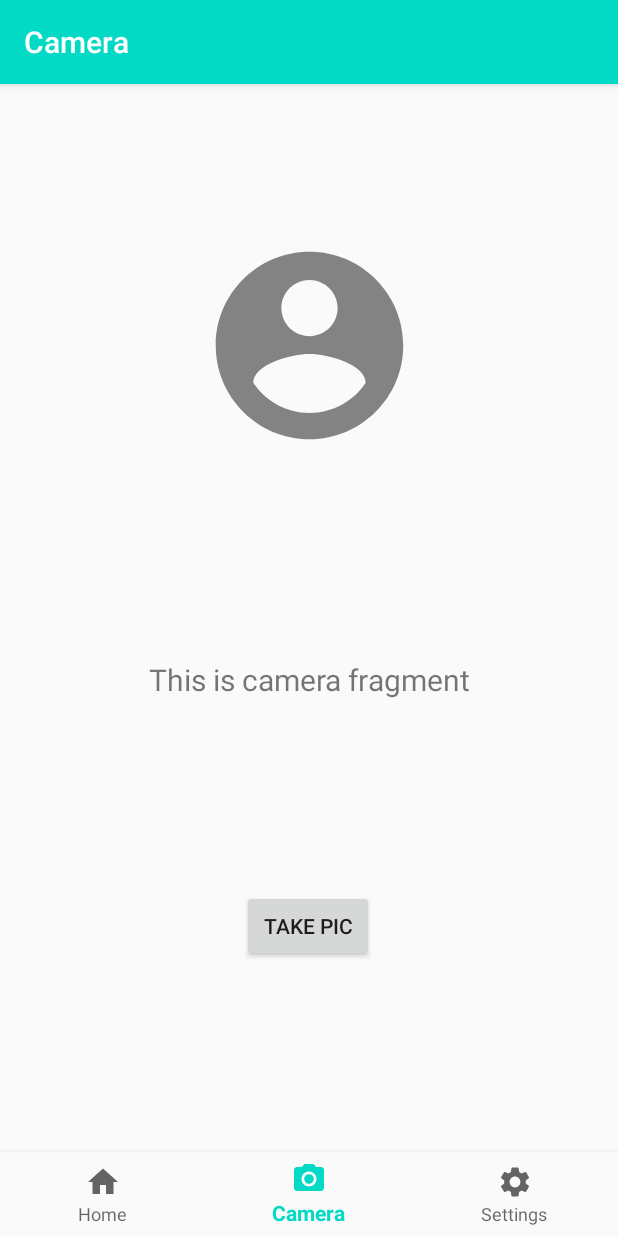
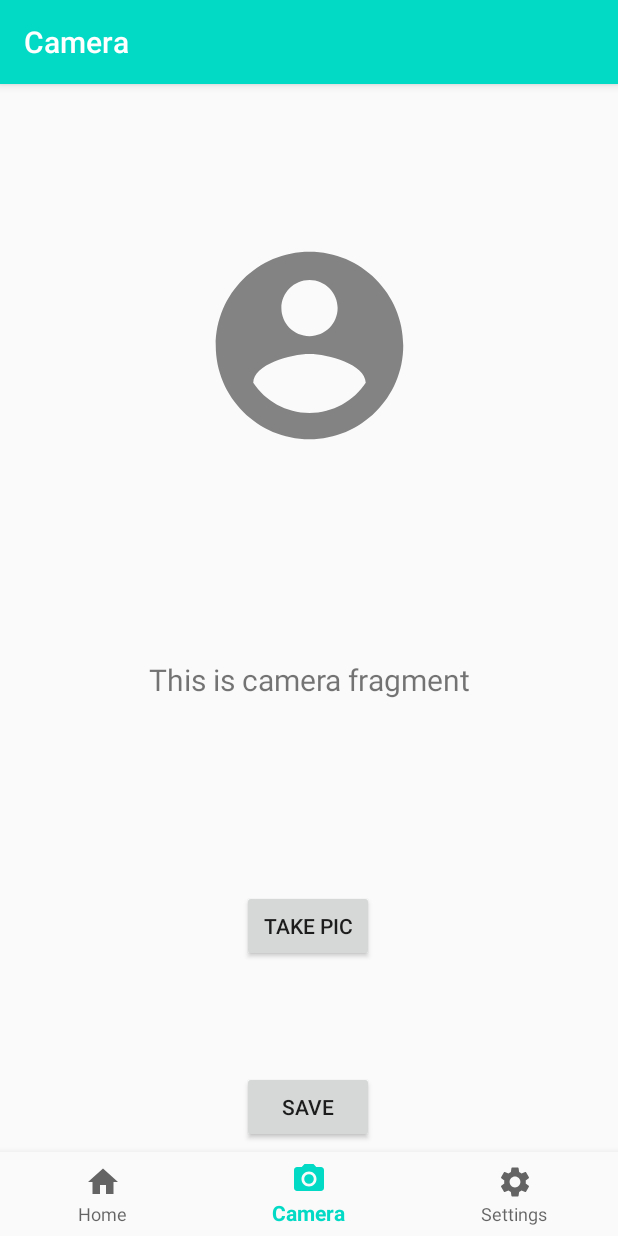
Before and after one commit to ariokan/rollcall, an Android app: the CameraFragment screen opened through its navigation route, on a phone screen of 412 x 824 dp. Run offline under Robolectric (Android 15) with nearby library versions, the phone set to English and light mode, and no system bars; our stand-ins replace CircleImageView, Firebase (no records; nobody signed in at launch, a user with empty details on screens opened directly), navigation-ui.

```diff
--- a/app/src/main/res/layout/fragment_camera.xml
+++ b/app/src/main/res/layout/fragment_camera.xml
@@ -47,5 +47,19 @@
 
         ></de.hdodenhof.circleimageview.CircleImageView>
 
+    <Button
+        android:id="@+id/button2"
+        android:layout_width="wrap_content"
+        android:layout_height="wrap_content"
+        android:layout_marginStart="1dp"
+        android:layout_marginTop="28dp"
+        android:text="SAVE"
+        app:layout_constraintBottom_toBottomOf="parent"
+        app:layout_constraintEnd_toEndOf="parent"
+        app:layout_constraintHorizontal_bias="0.496"
+        app:layout_constraintStart_toStartOf="parent"
+        app:layout_constraintTop_toBottomOf="@+id/button"
+        app:layout_constraintVertical_bias="0.42" />
+
 
 </androidx.constraintlayout.widget.ConstraintLayout>
```
Also changed, not shown: app/src/main/java/com/example/rollcall/ui/Camera/CameraFragment.java (+79 -3 lines).
